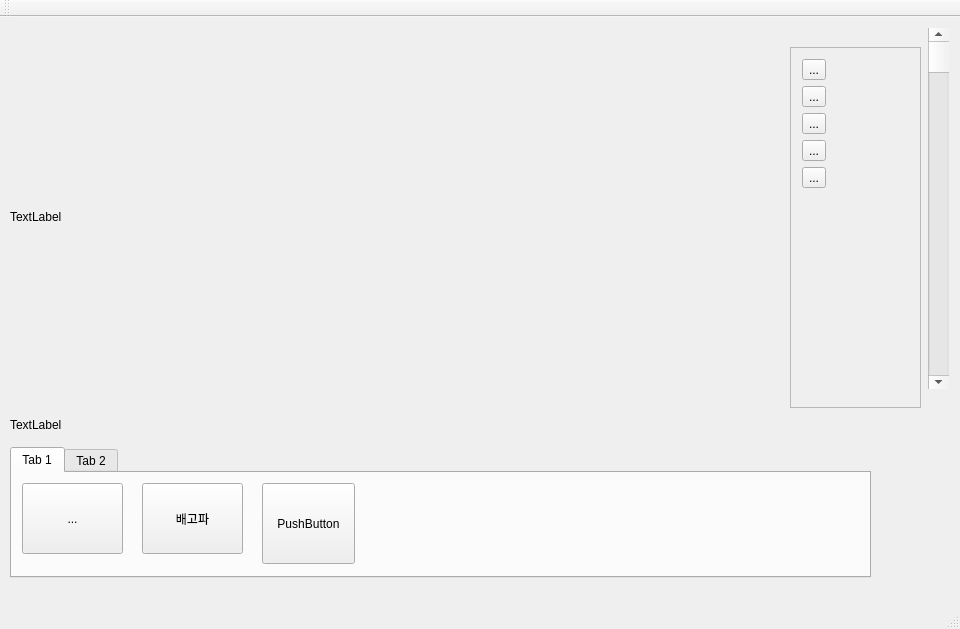
The window that qt/QtGuiApplication2/QtGuiApplication2.ui (mbin96/electricExperiment_19_2) describes before a commit, drawn with Qt 5.
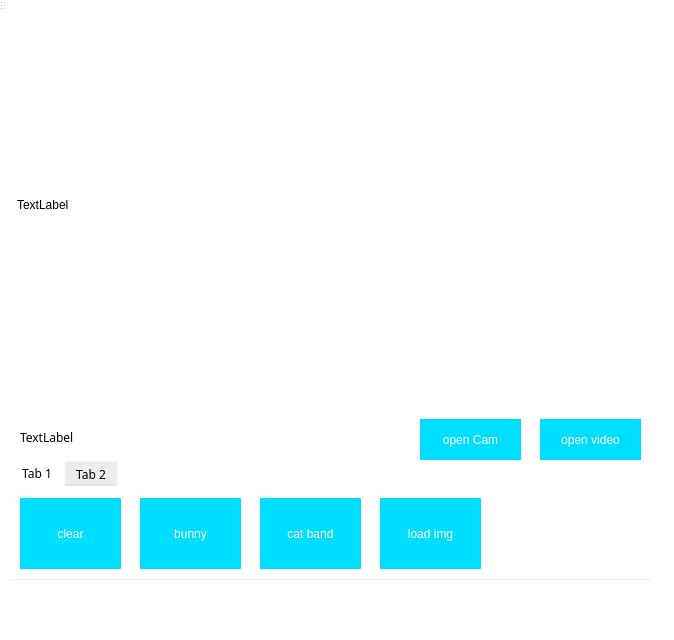
The same window after the commit. The open tabs and pages were chosen to show the change.

What changed in the file:
```diff
--- a/qt/QtGuiApplication2/QtGuiApplication2.ui
+++ b/qt/QtGuiApplication2/QtGuiApplication2.ui
@@ -6,124 +6,72 @@
    <rect>
     <x>0</x>
     <y>0</y>
-    <width>960</width>
-    <height>629</height>
+    <width>674</width>
+    <height>640</height>
    </rect>
   </property>
   <property name="windowTitle">
    <string>QtGuiApplication2</string>
   </property>
+  <property name="styleSheet">
+   <string notr="true">border-radius: 1px; 
+padding: 0px;
+background-color: rgba(255, 255, 255, 255);</string>
+  </property>
   <widget class="QWidget" name="centralWidget">
    <widget class="QLabel" name="camViewer">
     <property name="geometry">
      <rect>
-      <x>10</x>
-      <y>20</y>
+      <x>17</x>
+      <y>16</y>
       <width>640</width>
       <height>360</height>
      </rect>
     </property>
+    <property name="minimumSize">
+     <size>
+      <width>640</width>
+      <height>360</height>
+     </size>
+    </property>
     <property name="maximumSize">
      <size>
       <width>640</width>
       <height>360</height>
      </size>
     </property>
+    <property name="styleSheet">
+     <string notr="true"/>
+    </property>
     <property name="text">
      <string>TextLabel</string>
-    </property>
-    <property name="buddy">
-     <cstring>scrollArea</cstring>
-    </property>
-   </widget>
-   <widget class="QScrollArea" name="scrollArea">
-    <property name="geometry">
-     <rect>
-      <x>790</x>
-      <y>30</y>
-      <width>131</width>
-      <height>361</height>
-     </rect>
-    </property>
-    <property name="mouseTracking">
-     <bool>true</bool>
-    </property>
-    <property name="tabletTracking">
-     <bool>true</bool>
-    </property>
-    <property name="widgetResizable">
-     <bool>true</bool>
-    </property>
-    <widget class="QWidget" name="scrollAreaWidgetContents">
-     <property name="geometry">
-      <rect>
-       <x>0</x>
-       <y>0</y>
-       <width>129</width>
-       <height>359</height>
-      </rect>
-     </property>
-     <layout class="QFormLayout" name="formLayout">
-      <item row="0" column="0">
-       <widget class="QToolButton" name="toolButton_3">
-        <property name="text">
-         <string>...</string>
-        </property>
-       </widget>
-      </item>
-      <item row="1" column="0">
-       <widget class="QToolButton" name="toolButton_4">
-        <property name="text">
-         <string>...</string>
-        </property>
-       </widget>
-      </item>
-      <item row="2" column="0">
-       <widget class="QToolButton" name="toolButton_5">
-        <property name="text">
-         <string>...</string>
-        </property>
-       </widget>
-      </item>
-      <item row="3" column="0">
-       <widget class="QToolButton" name="toolButton_6">
-        <property name="text">
-         <string>...</string>
-        </property>
-       </widget>
-      </item>
-      <item row="4" column="0">
-       <widget class="QToolButton" name="toolButton_7">
-        <property name="text">
-         <string>...</string>
-        </property>
-       </widget>
-      </item>
-     </layout>
-    </widget>
-   </widget>
-   <widget class="QScrollBar" name="verticalScrollBar">
-    <property name="geometry">
-     <rect>
-      <x>928</x>
-      <y>11</y>
-      <width>21</width>
-      <height>361</height>
-     </rect>
-    </property>
-    <property name="orientation">
-     <enum>Qt::Vertical</enum>
     </property>
    </widget>
    <widget class="QTabWidget" name="tabWidget">
     <property name="geometry">
      <rect>
       <x>10</x>
-      <y>430</y>
-      <width>861</width>
-      <height>131</height>
+      <y>450</y>
+      <width>641</width>
+      <height>121</height>
      </rect>
     </property>
+    <property name="font">
+     <font>
+      <family>맑은 고딕</family>
+      <pointsize>9</pointsize>
+      <weight>50</weight>
+      <italic>false</italic>
+      <bold>false</bold>
+     </font>
+    </property>
+    <property name="styleSheet">
+     <string notr="true">border-radius: 1px; 
+padding: 0px;
+background-color: rgba(255, 255, 255, 0);
+font: 9pt &quot;맑은 고딕&quot;;
+color:black;</string>
+    </property>
     <property name="currentIndex">
      <number>0</number>
     </property>
@@ -140,21 +88,15 @@
         <height>71</height>
        </rect>
       </property>
-      <property name="text">
-       <string>...</string>
+      <property name="styleSheet">
+       <string notr="true">border-radius: 1px; 
+padding: 0px;
+background-color: rgba(0, 222, 255, 255);
+font: 12pt &quot;맑은 고딕&quot;;
+color:white;</string>
       </property>
-     </widget>
-     <widget class="QToolButton" name="toolButton">
-      <property name="geometry">
-       <rect>
-        <x>130</x>
-        <y>10</y>
-        <width>101</width>
-        <height>71</height>
-       </rect>
-      </property>
       <property name="text">
-       <string>배고파</string>
+       <string>clear</string>
       </property>
      </widget>
      <widget class="QPushButton" name="pushButton">
@@ -162,12 +104,59 @@
        <rect>
         <x>250</x>
         <y>10</y>
-        <width>93</width>
-        <height>81</height>
+        <width>101</width>
+        <height>71</height>
        </rect>
       </property>
+      <property name="styleSheet">
+       <string notr="true">border-radius: 1px; 
+padding: 0px;
+background-color: rgba(0, 222, 255, 255);
+font: 12pt &quot;맑은 고딕&quot;;
+color:white;</string>
+      </property>
       <property name="text">
-       <string>PushButton</string>
+       <string>cat band</string>
+      </property>
+     </widget>
+     <widget class="QToolButton" name="earButtonBunny">
+      <property name="geometry">
+       <rect>
+        <x>130</x>
+        <y>10</y>
+        <width>101</width>
+        <height>71</height>
+       </rect>
+      </property>
+      <property name="styleSheet">
+       <string notr="true">border-radius: 1px; 
+padding: 0px;
+background-color: rgba(0, 222, 255, 255);
+font: 12pt &quot;맑은 고딕&quot;;
+color:white;</string>
+      </property>
+      <property name="text">
+       <string>bunny</string>
+      </property>
+     </widget>
+     <widget class="QToolButton" name="earButtonFile">
+      <property name="geometry">
+       <rect>
+        <x>370</x>
+        <y>10</y>
+        <width>101</width>
+        <height>71</height>
+       </rect>
+      </property>
+      <property name="styleSheet">
+       <string notr="true">border-radius: 1px; 
+padding: 0px;
+background-color: rgba(0, 222, 255, 255);
+font: 12pt &quot;맑은 고딕&quot;;
+color:white;</string>
+      </property>
+      <property name="text">
+       <string>load img</string>
       </property>
      </widget>
     </widget>
@@ -180,16 +169,61 @@
    <widget class="QLabel" name="label">
     <property name="geometry">
      <rect>
-      <x>10</x>
-      <y>400</y>
-      <width>731</width>
+      <x>20</x>
+      <y>420</y>
+      <width>311</width>
       <height>16</height>
      </rect>
     </property>
+    <property name="font">
+     <font>
+      <family>맑은 고딕</family>
+     </font>
+    </property>
     <property name="text">
      <string>TextLabel</string>
     </property>
    </widget>
+   <widget class="QToolButton" name="openButtonVideo">
+    <property name="geometry">
+     <rect>
+      <x>540</x>
+      <y>410</y>
+      <width>101</width>
+      <height>41</height>
+     </rect>
+    </property>
+    <property name="styleSheet">
+     <string notr="true">border-radius: 0px; 
+padding:4px;
+background-color: rgba(0, 222, 255, 255);
+font: 10pt &quot;맑은 고딕&quot;;
+color:white;</string>
+    </property>
+    <property name="text">
+     <string>open video</string>
+    </property>
+   </widget>
+   <widget class="QToolButton" name="openButtonCam">
+    <property name="geometry">
+     <rect>
+      <x>420</x>
+      <y>410</y>
+      <width>101</width>
+      <height>41</height>
+     </rect>
+    </property>
+    <property name="styleSheet">
+     <string notr="true">border-radius: 0px; 
+padding:4px;
+background-color: rgba(0, 222, 255, 255);
+font: 10pt &quot;맑은 고딕&quot;;
+color:white;</string>
+    </property>
+    <property name="text">
+     <string>open Cam</string>
+    </property>
+   </widget>
   </widget>
   <widget class="QMenuBar" name="menuBar">
    <property name="geometry">
```
Left out of the diff: 89 changed lines with no effect on the pictures.
